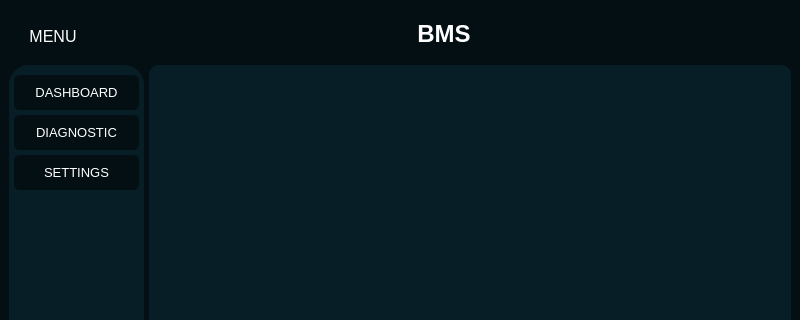
Old version of the form src/views/ui/ui_index.ui in the repository aleixJ/validationGUI; both pictures show x 0 to 800 and y 0 to 320 of the 800 by 600 pixel window.
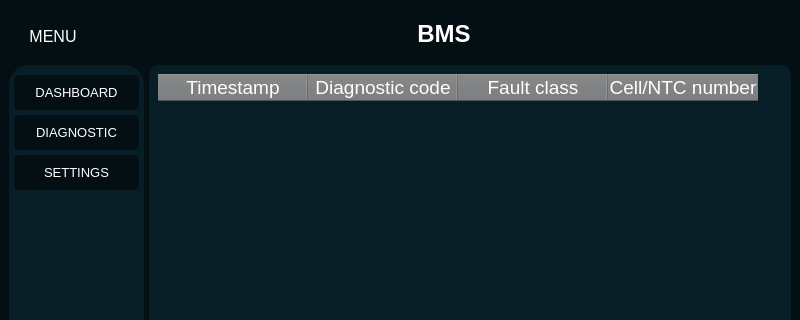
New version of the form. The open tabs and pages were chosen to show the change.

Commit message: Feature: diagnostic message. Refactor code to improve readability and maintainability

What changed in the file:
```diff
--- a/src/views/ui/ui_index.ui
+++ b/src/views/ui/ui_index.ui
@@ -51,9 +51,14 @@
 	border-radius: 10px;
 }
 
-#diagnostic_list{
-	background-color: #0a2d3a;
-	border-radius: 10px;
+QTableCornerButton::section {
+    background-color: #8b8d8e;
+}
+
+QHeaderView::section {
+    color: white;
+    background-color: #747678;
+    gridline-color: #747678;
 }</string>
   </property>
   <property name="dockNestingEnabled">
@@ -1509,7 +1514,91 @@
              </layout>
             </widget>
             <widget class="QWidget" name="diagnostic">
-             <layout class="QHBoxLayout" name="horizontalLayout_7"/>
+             <layout class="QVBoxLayout" name="verticalLayout">
+              <item>
+               <widget class="QTableWidget" name="diagnostic_table">
+                <property name="font">
+                 <font>
+                  <pointsize>14</pointsize>
+                 </font>
+                </property>
+                <property name="contextMenuPolicy">
+                 <enum>Qt::DefaultContextMenu</enum>
+                </property>
+                <property name="layoutDirection">
+                 <enum>Qt::LeftToRight</enum>
+                </property>
+                <property name="autoFillBackground">
+                 <bool>false</bool>
+                </property>
+                <property name="styleSheet">
+                 <string notr="true"/>
+                </property>
+                <property name="lineWidth">
+                 <number>1</number>
+                </property>
+                <property name="sizeAdjustPolicy">
+                 <enum>QAbstractScrollArea::AdjustToContents</enum>
+                </property>
+                <property name="autoScroll">
+                 <bool>true</bool>
+                </property>
+                <property name="alternatingRowColors">
+                 <bool>false</bool>
+                </property>
+                <property name="iconSize">
+                 <size>
+                  <width>0</width>
+                  <height>0</height>
+                 </size>
+                </property>
+                <property name="showGrid">
+                 <bool>true</bool>
+                </property>
+                <property name="gridStyle">
+                 <enum>Qt::SolidLine</enum>
+                </property>
+                <property name="sortingEnabled">
+                 <bool>true</bool>
+                </property>
+                <property name="rowCount">
+                 <number>0</number>
+                </property>
+                <attribute name="horizontalHeaderCascadingSectionResizes">
+                 <bool>false</bool>
+                </attribute>
+                <attribute name="horizontalHeaderDefaultSectionSize">
+                 <number>150</number>
+                </attribute>
+                <attribute name="verticalHeaderVisible">
+                 <bool>false</bool>
+                </attribute>
+                <attribute name="verticalHeaderShowSortIndicator" stdset="0">
+                 <bool>true</bool>
+                </attribute>
+                <column>
+                 <property name="text">
+                  <string>Timestamp</string>
+                 </property>
+                </column>
+                <column>
+                 <property name="text">
+                  <string>Diagnostic code</string>
+                 </property>
+                </column>
+                <column>
+                 <property name="text">
+                  <string>Fault class</string>
+                 </property>
+                </column>
+                <column>
+                 <property name="text">
+                  <string>Cell/NTC number</string>
+                 </property>
+                </column>
+               </widget>
+              </item>
+             </layout>
             </widget>
             <widget class="QWidget" name="settings">
              <layout class="QVBoxLayout" name="verticalLayout_4">
```
The commit also changes 5 other files.
